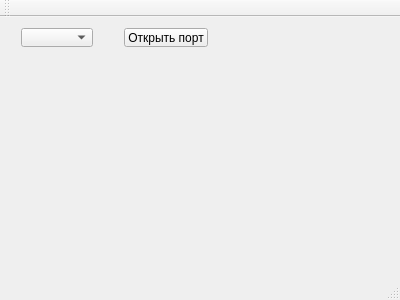
alkyl1978/QTspez, file spez/mainwindow.ui: the form before one commit.
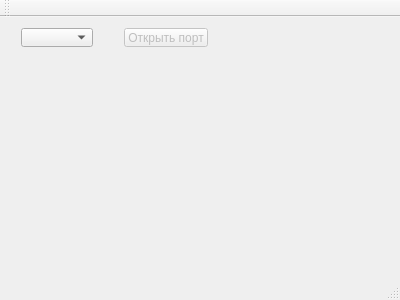
The form after the commit.

Diff of the .ui file:
```diff
--- a/spez/mainwindow.ui
+++ b/spez/mainwindow.ui
@@ -42,6 +42,9 @@
      </item>
      <item>
       <widget class="QPushButton" name="pushButton">
+       <property name="enabled">
+        <bool>false</bool>
+       </property>
        <property name="text">
         <string>Открыть порт</string>
        </property>
```
